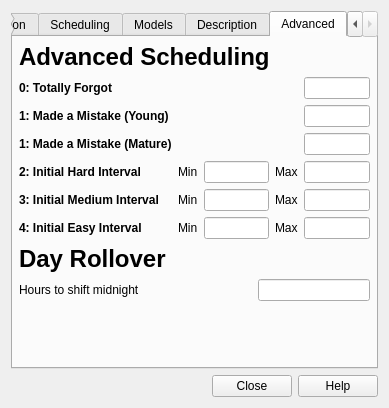
This is designer/deckproperties.ui in ankitects/anki as Qt 5 draws it before an edit. The edited form follows.
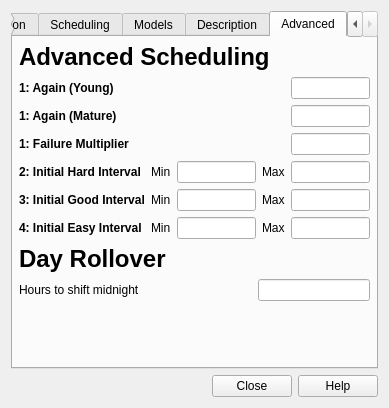
This is the edited form. The open tabs and pages were chosen to show the change.

Commit message: update failed handling, remember new deck

```diff
--- a/designer/deckproperties.ui
+++ b/designer/deckproperties.ui
@@ -505,7 +505,7 @@
          <item row="4" column="0" >
           <widget class="QLabel" name="label_3" >
            <property name="text" >
-            <string>&lt;b>3: Initial Medium Interval&lt;/b></string>
+            <string>&lt;b>3: Initial Good Interval&lt;/b></string>
            </property>
           </widget>
          </item>
@@ -559,7 +559,7 @@
          <item row="0" column="0" >
           <widget class="QLabel" name="label_20" >
            <property name="text" >
-            <string>&lt;b>0: Totally Forgot&lt;/b></string>
+            <string>&lt;b>1: Again (Young)&lt;/b></string>
            </property>
           </widget>
          </item>
@@ -576,7 +576,7 @@
          <item row="1" column="0" >
           <widget class="QLabel" name="label_22" >
            <property name="text" >
-            <string>&lt;b>1: Made a Mistake (Young)&lt;/b></string>
+            <string>&lt;b>1: Again (Mature)&lt;/b></string>
            </property>
            <property name="openExternalLinks" >
             <bool>true</bool>
@@ -596,7 +596,7 @@
          <item row="2" column="0" >
           <widget class="QLabel" name="label_19" >
            <property name="text" >
-            <string>&lt;b>1: Made a Mistake (Mature)&lt;/b></string>
+            <string>&lt;b>1: Failure Multiplier&lt;/b></string>
            </property>
            <property name="openExternalLinks" >
             <bool>true</bool>
```
Left out of the diff: 4 changed lines with no effect on the pictures. The commit also changes 2 other files.
